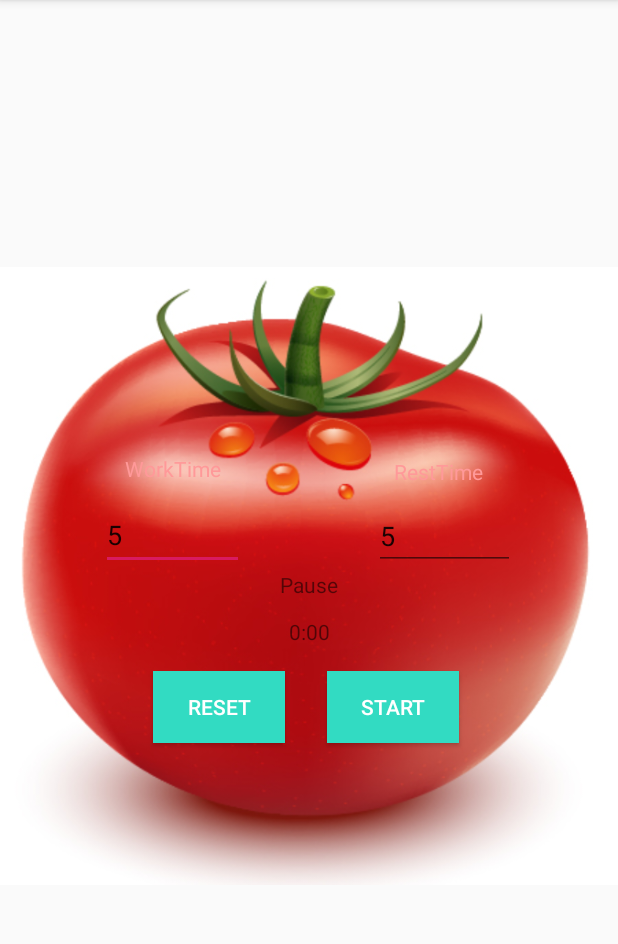
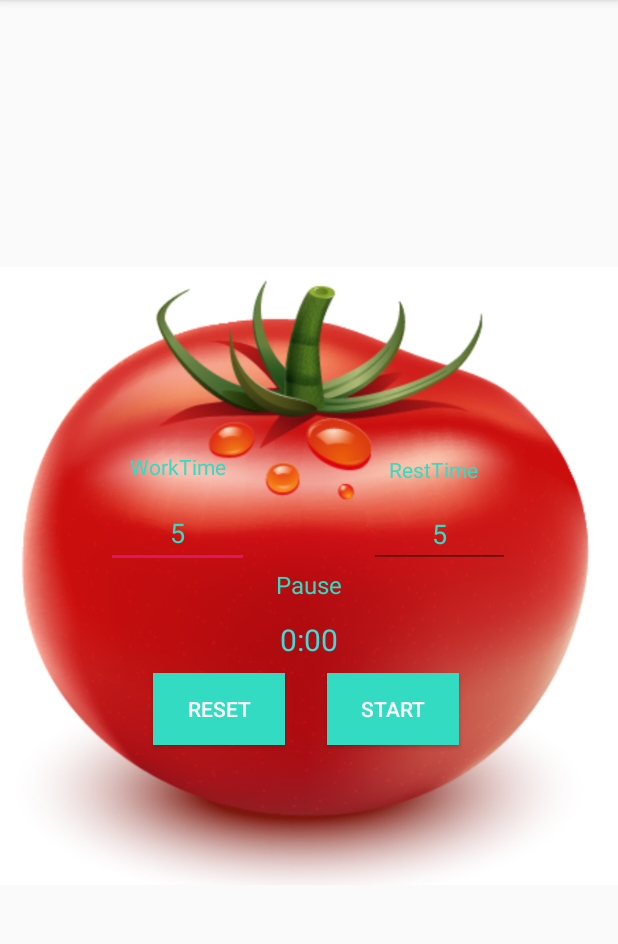
Before and after one commit to vortexof/TomatoClock, an Android app: the screen it shows after launch (MainActivity), on a phone screen of 412 x 824 dp, the part 84-1028 px from its top. Run offline under Robolectric (Android 15) with nearby library versions, the phone set to English and light mode, and no system bars.

Commit message:
ui text restyle + constraint bugfix

```diff
--- a/app/src/main/res/layout/activity_main.xml
+++ b/app/src/main/res/layout/activity_main.xml
@@ -45,6 +45,8 @@
         android:layout_width="wrap_content"
         android:layout_height="wrap_content"
         android:text="Pause"
+        android:textColor="#32DBC2"
+        android:textSize="16sp"
         app:layout_constraintBottom_toBottomOf="parent"
         app:layout_constraintEnd_toEndOf="parent"
         app:layout_constraintStart_toStartOf="parent"
@@ -66,6 +68,8 @@
         android:layout_height="wrap_content"
         android:layout_marginTop="12dp"
         android:text="0:00"
+        android:textColor="#41DADA"
+        android:textSize="20sp"
         app:layout_constraintEnd_toEndOf="@+id/state_View"
         app:layout_constraintStart_toStartOf="@+id/state_View"
         app:layout_constraintTop_toBottomOf="@+id/state_View" />
@@ -74,23 +78,27 @@
         android:id="@+id/workNum_inp"
         android:layout_width="95dp"
         android:layout_height="46dp"
-        android:layout_marginEnd="24dp"
+        android:layout_marginEnd="40dp"
         android:ems="10"
         android:inputType="number"
         android:text="5"
+        android:textAlignment="center"
+        android:textColor="#32DBC2"
         app:layout_constraintBottom_toTopOf="@+id/state_View"
-        app:layout_constraintEnd_toStartOf="@+id/state_View" />
+        app:layout_constraintEnd_toStartOf="@+id/textView2" />
 
     <EditText
         android:id="@+id/restNum_inp"
         android:layout_width="94dp"
         android:layout_height="44dp"
-        android:layout_marginStart="24dp"
+        android:layout_marginStart="40dp"
         android:ems="10"
         android:inputType="number"
         android:text="5"
+        android:textAlignment="center"
+        android:textColor="#32DBC2"
         app:layout_constraintBottom_toTopOf="@+id/state_View"
-        app:layout_constraintStart_toEndOf="@+id/state_View" />
+        app:layout_constraintStart_toEndOf="@+id/textView2" />
 
     <TextView
         android:id="@+id/workTime_View"
@@ -99,7 +107,7 @@
         android:layout_height="wrap_content"
         android:layout_marginBottom="12dp"
         android:text="WorkTime"
-        android:textColor="#FF9999"
+        android:textColor="#32DBC2"
         app:layout_constraintBottom_toTopOf="@+id/workNum_inp"
         app:layout_constraintEnd_toEndOf="@+id/workNum_inp"
         app:layout_constraintStart_toStartOf="@+id/workNum_inp" />
@@ -111,7 +119,7 @@
         android:layout_height="wrap_content"
         android:layout_marginBottom="12dp"
         android:text="RestTime"
-        android:textColor="#FF9999"
+        android:textColor="#32DBC2"
         app:layout_constraintBottom_toTopOf="@+id/restNum_inp"
         app:layout_constraintEnd_toEndOf="@+id/restNum_inp"
         app:layout_constraintHorizontal_bias="0.393"
```
